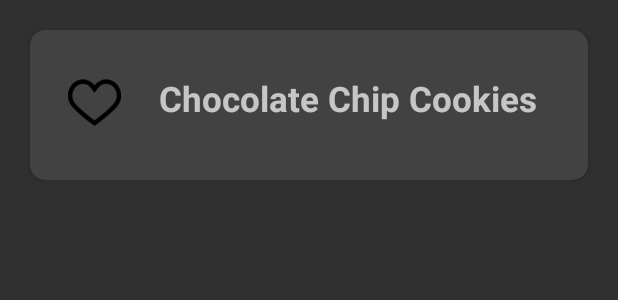
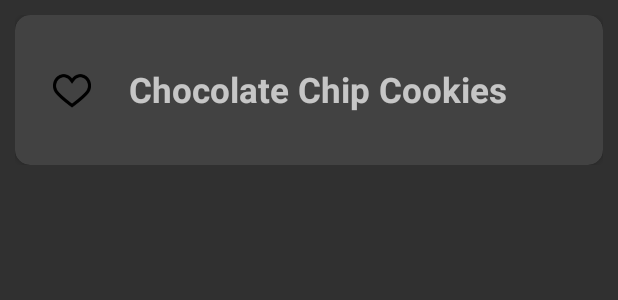
Before and after one commit to jancoding/milkandcookies, an Android app: the layout item_recipe.xml on its own in the app's theme, with its tools: preview values and no code run, on a phone screen of 412 x 824 dp. Shown: the top 300 px of the screen. Run offline under Robolectric (Android 15) with nearby library versions, the phone set to English and light mode, and no system bars.

Commit message:
edited style and created full scrolling in feed

```diff
--- a/app/src/main/java/com/example/milkandcookies/activities/DetailActivity.java
+++ b/app/src/main/java/com/example/milkandcookies/activities/DetailActivity.java
@@ -20,6 +20,7 @@ import com.example.milkandcookies.Ingredient;
 import com.example.milkandcookies.R;
 import com.example.milkandcookies.Recipe;
 import com.example.milkandcookies.adapters.DetailFragmentAdapter;
+import com.example.milkandcookies.fragments.RecipeFragment;
 import com.github.florent37.materialviewpager.MaterialViewPager;
 import com.google.android.material.tabs.TabLayout;
 import com.parse.FindCallback;
@@ -87,6 +88,7 @@ public class DetailActivity extends AppCompatActivity {
         }
     }
 
+
     // sets up the view pager for the detail activity (will be used later for original vs modified ingredients)
     private void setUpViewPager(List<Ingredient> ingredients) {
         viewPager = findViewById(R.id.viewpagerDetail);
--- a/app/src/main/java/com/example/milkandcookies/fragments/RecipeFragment.java
+++ b/app/src/main/java/com/example/milkandcookies/fragments/RecipeFragment.java
@@ -9,6 +9,7 @@ import androidx.recyclerview.widget.LinearLayoutManager;
 import androidx.recyclerview.widget.RecyclerView;
 
 import android.text.method.ScrollingMovementMethod;
+import android.util.Log;
 import android.view.LayoutInflater;
 import android.view.View;
 import android.view.ViewGroup;
@@ -77,6 +78,7 @@ public class RecipeFragment extends Fragment {
         return view;
     }
 
+
     @Override
     public void onViewCreated(@NonNull @NotNull View view, @Nullable @org.jetbrains.annotations.Nullable Bundle savedInstanceState) {
         super.onViewCreated(view, savedInstanceState);
@@ -108,6 +110,7 @@ public class RecipeFragment extends Fragment {
         // determines whether the view should be original or modified
         setUpPage(view);
     }
+
 
     // retrieves metric amounts from the database
     private void getMetric(List<Ingredient> ingredients) {
--- a/app/src/main/res/layout/fragment_home.xml
+++ b/app/src/main/res/layout/fragment_home.xml
@@ -11,5 +11,6 @@
         android:layout_width="match_parent"
         android:layout_height="match_parent"
         android:layout_alignParentStart="true"
+        android:paddingBottom="50dp"
         android:layout_alignParentTop="true" />
 </RelativeLayout>
--- a/app/src/main/res/layout/item_recipe.xml
+++ b/app/src/main/res/layout/item_recipe.xml
@@ -1,36 +1,29 @@
 <?xml version="1.0" encoding="utf-8"?>
 <RelativeLayout xmlns:android="http://schemas.android.com/apk/res/android"
+    xmlns:app="http://schemas.android.com/apk/res-auto"
     xmlns:tools="http://schemas.android.com/tools"
     android:layout_width="match_parent"
+    android:padding="10dp"
     android:layout_height="wrap_content">
 
-    <RelativeLayout xmlns:android="http://schemas.android.com/apk/res/android"
-        xmlns:app="http://schemas.android.com/apk/res-auto"
-        xmlns:tools="http://schemas.android.com/tools"
-        android:layout_width="match_parent"
-        android:layout_height="wrap_content">
 
         <androidx.cardview.widget.CardView
             android:id="@+id/details"
             android:layout_width="match_parent"
             android:layout_height="100dp"
-            android:layout_marginLeft="20dp"
-            android:layout_marginTop="20dp"
-            android:layout_marginRight="20dp"
-            android:layout_marginBottom="20dp"
             android:elevation="10dp"
             app:cardCornerRadius="10dp">
 
             <RelativeLayout
                 android:layout_width="match_parent"
-                android:layout_height="wrap_content">
+                android:layout_height="match_parent">
 
                 <ImageView
                     android:id="@+id/ivHeart"
-                    android:layout_width="35dp"
-                    android:layout_height="35dp"
+                    android:layout_width="25dp"
+                    android:layout_height="25dp"
                     android:layout_marginLeft="25dp"
-                    android:layout_marginTop="30dp"
+                    android:layout_centerVertical="true"
                     android:src="@drawable/ufi_heart" />
 
                 <TextView
@@ -38,16 +31,15 @@
                     android:layout_width="match_parent"
                     android:layout_height="wrap_content"
                     android:layout_marginLeft="25dp"
+                    android:layout_marginRight="10dp"
                     android:layout_marginTop="30dp"
                     android:layout_toRightOf="@+id/ivHeart"
+                    android:layout_centerVertical="true"
                     android:textSize="23sp"
                     android:textStyle="bold"
                     tools:text="Chocolate Chip Cookies" />
-
             </RelativeLayout>
 
         </androidx.cardview.widget.CardView>
 
-    </RelativeLayout>
-
 </RelativeLayout>
```
